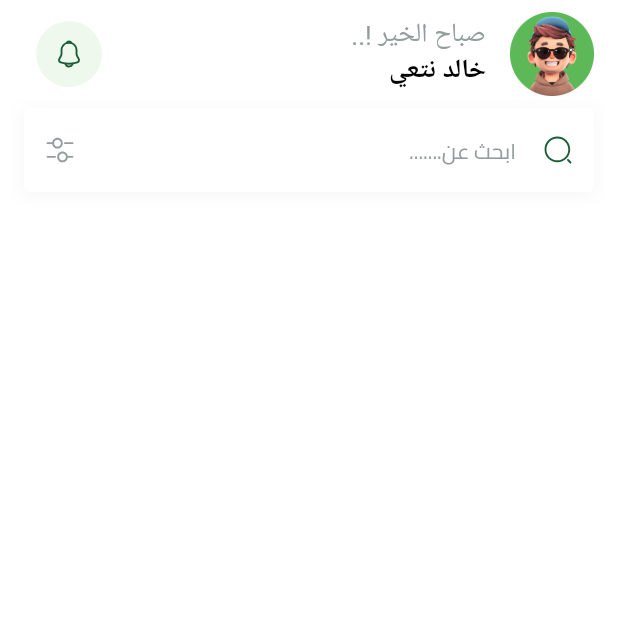
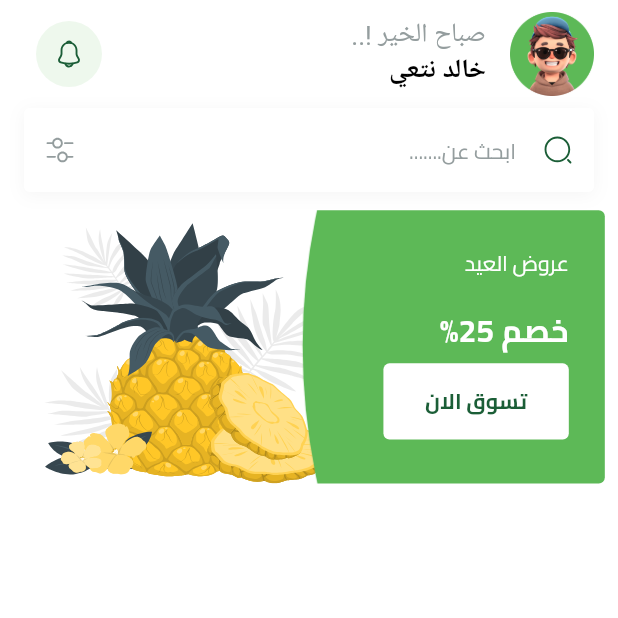
Before and after one commit to khaledNat3y/fruit_app, a Flutter app: the screen it shows after launch, on a phone screen of 412 x 824 dp, the top half of it. Run offline on Flutter 3.47's test engine with Material 3 defaults, Android fonts, the phone set to English and light mode, and no system bars; our stand-ins replace bloc, cloud_firestore, dartz, dots_indicator, firebase_auth, firebase_core and 9 more; missing offline and left inert: flutter_facebook_auth; accounts and stored records are empty.

Commit message:
-Finished Featured item UI.

```diff
--- a/lib/core/theming/text_styles.dart
+++ b/lib/core/theming/text_styles.dart
@@ -17,7 +17,10 @@ abstract class AppStyles {
     fontSize: 23.sp,
     fontWeight: FontWeightHelper.bold,
   );
-
+  static TextStyle font13Bold = TextStyle(
+    fontSize: 13.sp,
+    fontWeight: FontWeightHelper.bold,
+  );
   static TextStyle font13SemiBold = TextStyle(
     fontSize: 13.sp,
     fontWeight: FontWeightHelper.semiBold,
--- /dev/null
+++ b/lib/features/home/presentation/views/widgets/featured_item.dart
@@ -0,0 +1,78 @@
+import 'package:flutter/material.dart';
+import 'package:flutter_screenutil/flutter_screenutil.dart';
+import 'package:flutter_svg/flutter_svg.dart';
+import 'package:flutter_svg_provider/flutter_svg_provider.dart' as svg;
+import 'package:fruits_app/core/helpers/spacing.dart';
+import 'package:fruits_app/core/theming/app_colors.dart';
+import 'package:fruits_app/core/theming/text_styles.dart';
+import 'package:fruits_app/core/widgets/custom_button.dart';
+import 'package:fruits_app/generated/assets.dart';
+
+import '../../../../../generated/l10n.dart';
+
+class FeaturedItem extends StatelessWidget {
+  const FeaturedItem({super.key});
+
+  @override
+  Widget build(BuildContext context) {
+    double screenWidth = MediaQuery.sizeOf(context).width;
+    return AspectRatio(
+      aspectRatio: 342 / 158,
+      child: Container(
+        width: screenWidth,
+        color: AppColors.white,
+        child: Stack(
+          children: [
+            Positioned.fill(
+                left: 0,
+                bottom: 0,
+                right: screenWidth * 0.4,
+                child: SvgPicture.asset(
+                  Assets.imagesPageViewItem2Image,
+                  fit: BoxFit.fill,
+                )),
+            Container(
+              width: screenWidth * 0.5,
+              decoration: const BoxDecoration(
+                  image: DecorationImage(
+                      image: svg.Svg(Assets.imagesFeaturedItemBackground),
+                      fit: BoxFit.fill)),
+              child: Padding(
+                padding: const EdgeInsets.symmetric(horizontal: 24),
+                child: Column(
+                  crossAxisAlignment: CrossAxisAlignment.start,
+                  children: [
+                    verticalSpace(25),
+                    Text(
+                      S.of(context).eid_offers,
+                      style: AppStyles.font13Regular
+                          .copyWith(color: AppColors.white),
+                    ),
+                    Spacer(),
+                    Text(
+                      "${S.of(context).discount} 25%",
+                      style:
+                          AppStyles.font19Bold.copyWith(color: AppColors.white),
+                    ),
+                    verticalSpace(7),
+                    SizedBox(
+                      width: MediaQuery.sizeOf(context).width * 0.3,
+                      child: CustomButton(
+                          buttonText: "تسوق الان",
+                          textStyle: AppStyles.font13Bold
+                              .copyWith(color: AppColors.primaryColor),
+                          backgroundColor: AppColors.white,
+                          borderRadius: 4.r,
+                          onPressed: () {}),
+                    ),
+                    verticalSpace(29)
+                  ],
+                ),
+              ),
+            )
+          ],
+        ),
+      ),
+    );
+  }
+}
--- a/lib/features/home/presentation/views/widgets/home_view_body.dart
+++ b/lib/features/home/presentation/views/widgets/home_view_body.dart
@@ -1,5 +1,8 @@
 import 'package:flutter/material.dart';
+import 'package:flutter_screenutil/flutter_screenutil.dart';
+import 'package:fruits_app/core/helpers/spacing.dart';
 import 'package:fruits_app/features/home/presentation/views/widgets/custom_home_app_bar.dart';
+import 'package:fruits_app/features/home/presentation/views/widgets/featured_item.dart';
 import '../../../../../core/widgets/search_text_field.dart';
 
 class HomeViewBody extends StatelessWidget {
@@ -7,16 +10,24 @@ class HomeViewBody extends StatelessWidget {
 
   @override
   Widget build(BuildContext context) {
-    return  const CustomScrollView(
+    return CustomScrollView(
       slivers: [
         SliverToBoxAdapter(
           child: Column(
             children: [
-              CustomHomeAppBar(),
-              Padding(
+              const CustomHomeAppBar(),
+              const Padding(
                 padding: EdgeInsets.symmetric(horizontal: 16.0),
                 child: SearchTextField(),
               ),
+              verticalSpace(12),
+              Padding(
+                padding: EdgeInsets.symmetric(horizontal: 8.w),
+                child: ClipRRect(
+                  borderRadius: BorderRadius.circular(4.r),
+                    child: const FeaturedItem()),
+              ),
+              verticalSpace(12),
             ],
           ),
         ),
--- a/lib/fruit_hub.dart
+++ b/lib/fruit_hub.dart
@@ -2,9 +2,7 @@ import 'package:flutter/material.dart';
 import 'package:flutter_screenutil/flutter_screenutil.dart';
 import 'package:fruits_app/core/routing/app_router.dart';
 import 'package:fruits_app/core/theming/app_colors.dart';
-import 'core/helpers/context_provider.dart';
 import 'core/routing/routes.dart';
-import 'core/services/get_it_service.dart';
 import 'generated/l10n.dart';
 import 'package:flutter_localizations/flutter_localizations.dart';
 
@@ -16,7 +14,7 @@ class FruitHub extends StatelessWidget {
   @override
   Widget build(BuildContext context) {
     return ScreenUtilInit(
-      designSize: Size(375, 812),
+      designSize: const Size(375, 812),
       child: MaterialApp(
         localizationsDelegates: [
           S.delegate,
@@ -25,14 +23,14 @@ class FruitHub extends StatelessWidget {
           GlobalCupertinoLocalizations.delegate,
         ],
         supportedLocales: S.delegate.supportedLocales,
-        locale: Locale("ar"),
+        locale: const Locale("ar"),
 
         /// set the theme of the app
         theme: ThemeData(
             fontFamily: "Cairo",
             scaffoldBackgroundColor: AppColors.white,
             colorScheme: ColorScheme.fromSeed(seedColor: AppColors.primaryColor),
-            appBarTheme: AppBarTheme(
+            appBarTheme: const AppBarTheme(
               backgroundColor: AppColors.white,
             )),
         debugShowCheckedModeBanner: false,
--- a/lib/l10n/intl_ar.arb
+++ b/lib/l10n/intl_ar.arb
@@ -52,5 +52,7 @@
   "wrong_password_or_email_provided_for_that_user" : "كلمة المرور او البريد الالكتروني غير صحيحة لهذا المستخدم",
   "weak_password" : "كلمة المرور ضعيفة جدا",
   "welcome_message" : "صباح الخير !..",
-  "search_for" : "ابحث عن......."
+  "search_for" : "ابحث عن.......",
+  "eid_offers" : "عروض العيد",
+  "discount" : "خصم"
 }
--- a/lib/l10n/intl_en.arb
+++ b/lib/l10n/intl_en.arb
@@ -52,6 +52,8 @@
   "wrong_password_or_email_provided_for_that_user" : "Wrong Password or Email provided for that user",
   "weak_password" : "The password provided is too weak",
   "welcome_message" : "Good Morning",
-  "search_for" : "Search for......."
+  "search_for" : "Search for.......",
+  "eid_offers" : "Eid Offers",
+  "discount" : "Discounts"
 
 }
--- a/pubspec.yaml
+++ b/pubspec.yaml
@@ -36,6 +36,7 @@ dependencies:
   sign_in_with_apple: ^6.1.3
   crypto: ^3.0.6
   cloud_firestore: ^5.4.5
+  flutter_svg_provider: ^1.0.7
 
 dev_dependencies:
   flutter_test:
```
Also changed, not shown: assets/images/featured_item_background.svg (added), assets/images/fruits.png (added), assets/images/watermelon_test.png (added), lib/generated/assets.dart, lib/generated/intl/messages_ar.dart, lib/generated/intl/messages_en.dart, lib/generated/l10n.dart, pubspec.lock.
